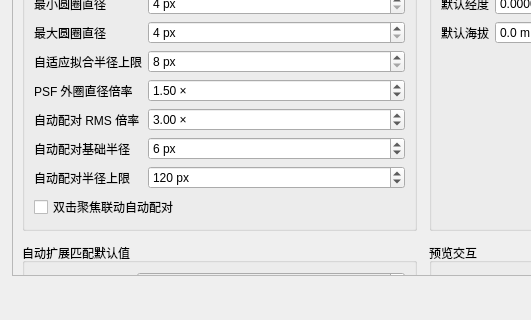
First picture: the form in meteoalign/ui/preferences_page.ui, repository HG731GZ/HGMeteoTool, before the edit; both pictures show x 0 to 531 and y 380 to 700 of the 860 by 700 pixel window.
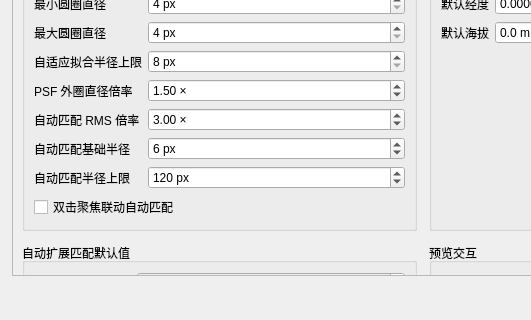
Second picture: the form after the edit.

Commit message: 添加“星点匹配助手”并将匹配列表收入其中

```diff
--- a/meteoalign/ui/preferences_page.ui
+++ b/meteoalign/ui/preferences_page.ui
@@ -164,13 +164,13 @@
           <item row="3" column="1"><widget class="QSpinBox" name="spinBoxStarPickPsfMaxRadius"><property name="toolTip"><string>与选星圈大小无关。饱和亮星会屏蔽平顶核心并利用外围星翼拟合；此值应能覆盖最大的亮星外围。</string></property><property name="suffix"><string> px</string></property><property name="minimum"><number>8</number></property><property name="maximum"><number>200</number></property></widget></item>
           <item row="4" column="0"><widget class="QLabel" name="labelStarPairPsfOuterDiameterMultiplier"><property name="text"><string>PSF 外圈直径倍率</string></property></widget></item>
           <item row="4" column="1"><widget class="QDoubleSpinBox" name="doubleSpinBoxStarPairPsfOuterDiameterMultiplier"><property name="toolTip"><string>真实图像中绿色外圈相对于黄色 FWHM 圈的直径倍率，调整后立即更新现有标注。</string></property><property name="suffix"><string> ×</string></property><property name="decimals"><number>2</number></property><property name="minimum"><double>1.050000000000000</double></property><property name="maximum"><double>10.000000000000000</double></property><property name="singleStep"><double>0.050000000000000</double></property><property name="value"><double>1.500000000000000</double></property></widget></item>
-          <item row="5" column="0"><widget class="QLabel" name="labelAutoPairSearchRmsMultiplier"><property name="text"><string>自动配对 RMS 倍率</string></property></widget></item>
-          <item row="5" column="1"><widget class="QDoubleSpinBox" name="doubleSpinBoxAutoPairSearchRmsMultiplier"><property name="toolTip"><string>参考星列表右键“自动配对”的搜索半径 = 配准 RMS × 此倍率 + 基础半径。</string></property><property name="suffix"><string> ×</string></property><property name="decimals"><number>2</number></property><property name="minimum"><double>0.000000000000000</double></property><property name="maximum"><double>20.000000000000000</double></property><property name="singleStep"><double>0.250000000000000</double></property><property name="value"><double>3.000000000000000</double></property></widget></item>
-          <item row="6" column="0"><widget class="QLabel" name="labelAutoPairSearchBaseRadius"><property name="text"><string>自动配对基础半径</string></property></widget></item>
+          <item row="5" column="0"><widget class="QLabel" name="labelAutoPairSearchRmsMultiplier"><property name="text"><string>自动匹配 RMS 倍率</string></property></widget></item>
+          <item row="5" column="1"><widget class="QDoubleSpinBox" name="doubleSpinBoxAutoPairSearchRmsMultiplier"><property name="toolTip"><string>参考星列表右键“自动匹配”的搜索半径 = 配准 RMS × 此倍率 + 基础半径。</string></property><property name="suffix"><string> ×</string></property><property name="decimals"><number>2</number></property><property name="minimum"><double>0.000000000000000</double></property><property name="maximum"><double>20.000000000000000</double></property><property name="singleStep"><double>0.250000000000000</double></property><property name="value"><double>3.000000000000000</double></property></widget></item>
+          <item row="6" column="0"><widget class="QLabel" name="labelAutoPairSearchBaseRadius"><property name="text"><string>自动匹配基础半径</string></property></widget></item>
           <item row="6" column="1"><widget class="QSpinBox" name="spinBoxAutoPairSearchBaseRadius"><property name="toolTip"><string>加入配准 RMS 自适应结果的基础搜索半径。</string></property><property name="suffix"><string> px</string></property><property name="minimum"><number>0</number></property><property name="maximum"><number>500</number></property><property name="value"><number>6</number></property></widget></item>
-          <item row="7" column="0"><widget class="QLabel" name="labelAutoPairSearchMaxRadius"><property name="text"><string>自动配对半径上限</string></property></widget></item>
-          <item row="7" column="1"><widget class="QSpinBox" name="spinBoxAutoPairSearchMaxRadius"><property name="toolTip"><string>参考星列表右键“自动配对”允许使用的最大搜索半径。</string></property><property name="suffix"><string> px</string></property><property name="minimum"><number>4</number></property><property name="maximum"><number>2000</number></property><property name="value"><number>120</number></property></widget></item>
-          <item row="8" column="0" colspan="2"><widget class="QCheckBox" name="checkBoxDoubleClickFocusAutoPairEnabled"><property name="toolTip"><string>启用后，双击尚未配对的参考星行会先显示自动配对搜索蓝圈，再静默执行自动配对；失败原因只显示在状态栏。</string></property><property name="text"><string>双击聚焦联动自动配对</string></property></widget></item>
+          <item row="7" column="0"><widget class="QLabel" name="labelAutoPairSearchMaxRadius"><property name="text"><string>自动匹配半径上限</string></property></widget></item>
+          <item row="7" column="1"><widget class="QSpinBox" name="spinBoxAutoPairSearchMaxRadius"><property name="toolTip"><string>参考星列表右键“自动匹配”允许使用的最大搜索半径。</string></property><property name="suffix"><string> px</string></property><property name="minimum"><number>4</number></property><property name="maximum"><number>2000</number></property><property name="value"><number>120</number></property></widget></item>
+          <item row="8" column="0" colspan="2"><widget class="QCheckBox" name="checkBoxDoubleClickFocusAutoPairEnabled"><property name="toolTip"><string>启用后，双击尚未匹配的参考星行会先显示自动匹配搜索蓝圈，再静默执行自动匹配；失败原因只显示在状态栏。</string></property><property name="text"><string>双击聚焦联动自动匹配</string></property></widget></item>
          </layout>
         </widget>
        </item>
```
The commit also changes 52 other files.
